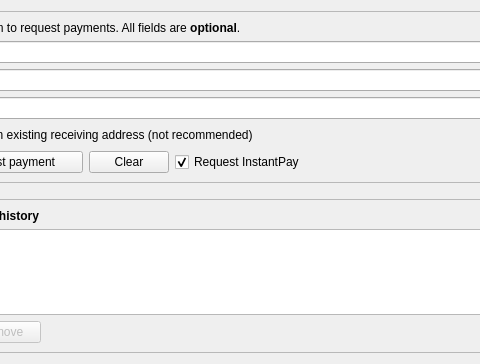
The window that src/qt/forms/receivecoinsdialog.ui (firoorg/firo) describes before a commit, drawn with Qt 5; both pictures show x 146 to 626 and y 0 to 364 of the 776 by 364 pixel window.
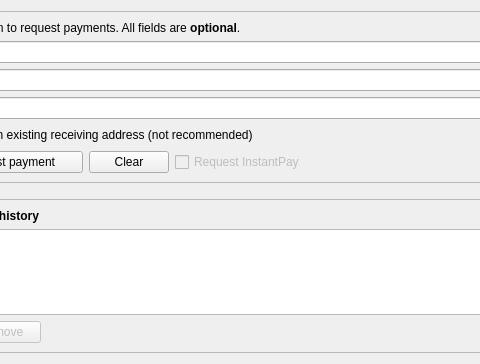
The same window after the commit. Icons and pictures are not drawn. Custom widgets are drawn as their Qt base class.

Commit message: zerocoin GUI removal, instantpay disable

Diff of the .ui file:
```diff
--- a/src/qt/forms/receivecoinsdialog.ui
+++ b/src/qt/forms/receivecoinsdialog.ui
@@ -175,7 +175,10 @@
              <string>Request InstantPay</string>
             </property>
             <property name="checked">
-             <bool>true</bool>
+             <bool>false</bool>
+            </property>
+            <property name="enabled">
+              <bool>false</bool>
             </property>
            </widget>
           </item>
```
The commit also changes 3 other files.
